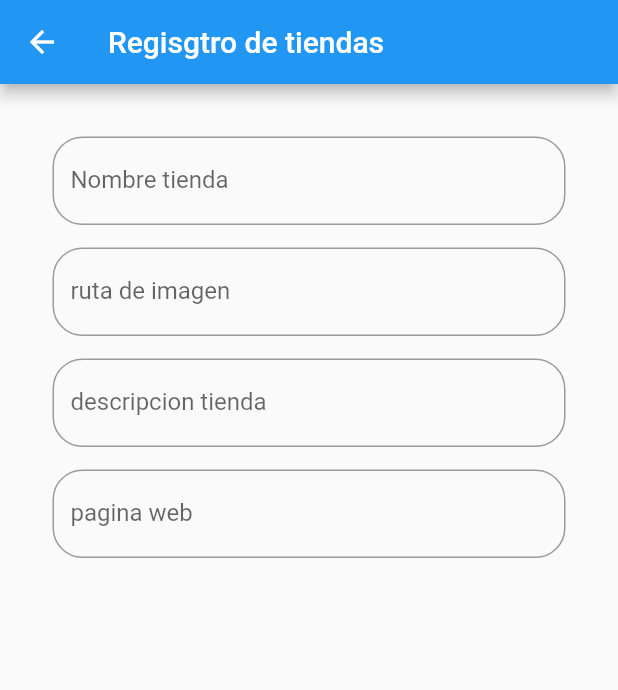
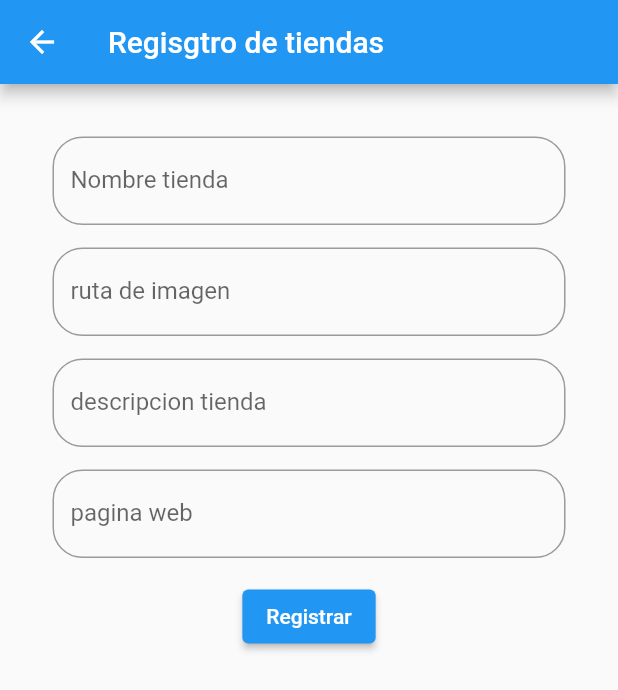
Before and after one commit to Leonardov7/AppFlutter_06, a Flutter app: the ShopRegister screen opened directly, on a phone screen of 412 x 824 dp. Shown: the top 690 px of the screen. Run offline on Flutter 3.47's test engine with Material 2 defaults, Android fonts, the phone set to English and light mode, and no system bars; our stand-ins replace cloud_firestore, firebase_core; accounts and stored records are empty.

Commit message:
corrección texto

```diff
--- a/lib/ShopRegister.dart
+++ b/lib/ShopRegister.dart
@@ -1,4 +1,5 @@
 import 'package:flutter/material.dart';
+import 'package:cloud_firestore/cloud_firestore.dart';
 
 class ShopRegister extends StatefulWidget {
   @override
@@ -7,6 +8,29 @@ class ShopRegister extends StatefulWidget {
 //
 class ShopRegisterApp extends State<ShopRegister> {
   @override
+  TextEditingController nombreTienda =TextEditingController();
+  TextEditingController rutaImagen=TextEditingController();
+  TextEditingController descr_tienda=TextEditingController();
+  TextEditingController webSite =TextEditingController();
+  final firebase=FirebaseFirestore.instance;
+
+  registrar() async{
+    try{
+      await firebase
+          .collection("Tiendas")
+          .doc()
+          .set({
+        "nombreTienda":nombreTienda.text,
+        "ruta":rutaImagen.text,
+        "descrip":descr_tienda.text,
+        "webSite":webSite.text
+      });
+    }
+    catch (e){
+      print(e);
+    }
+  }
+
   Widget build(BuildContext context) {
 
     ///++++++++++++++++++++++++++++
@@ -20,19 +44,23 @@ class ShopRegisterApp extends State<ShopRegister> {
           children: [
             Padding(
               padding: EdgeInsets.only(left:15,top: 15,right: 15,bottom: 0),
+              // NOMBRE TIENDA
               child: TextField(
+                  controller: nombreTienda,
                 decoration: InputDecoration(
                     labelText: "Nombre tienda",
                     hintText: "Digite nombre de la tienda",
                     border: OutlineInputBorder(
                         borderRadius: BorderRadius.circular(20)
-                    )
+                    ),
                 ),
               ),
             ),
             Padding(
               padding: EdgeInsets.only(left:15,top: 15,right: 15,bottom: 0),
+              // RUTA IMÁMGEN
               child: TextField(
+                controller: rutaImagen,
                 decoration: InputDecoration(
                     labelText: "ruta de imagen",
                     hintText: "Digite ruta de la imagen",
@@ -44,7 +72,9 @@ class ShopRegisterApp extends State<ShopRegister> {
             ),
             Padding(
               padding: EdgeInsets.only(left:15,top: 15,right: 15,bottom: 0),
+              // DESCRIPCIÓN TIENDA
               child: TextField(
+                controller: descr_tienda,
                 decoration: InputDecoration(
                     labelText: "descripcion tienda",
                     hintText: "Digite descripción de la tienda",
@@ -56,7 +86,9 @@ class ShopRegisterApp extends State<ShopRegister> {
             ),
             Padding(
               padding: EdgeInsets.only(left:15,top: 15,right: 15,bottom: 0),
+              // PÁGINA WEB
               child: TextField(
+                controller: webSite,
                 decoration: InputDecoration(
                     labelText: "pagina web",
                     hintText: "Digite pagina web de la tienda",
@@ -66,6 +98,20 @@ class ShopRegisterApp extends State<ShopRegister> {
                 ),
               ),
             ),
+            Padding(
+              padding: EdgeInsets.only(left:15,top: 15,right: 15,bottom: 0),
+              child: ElevatedButton(
+                onPressed: (){
+                  registrar();
+                  nombreTienda.clear();
+                  rutaImagen.clear();
+                  descr_tienda.clear();
+                  webSite.clear();
+
+                },
+                child: Text("Registrar"),
+              )
+            ),
           ],
         ),
       )
--- a/lib/main.dart
+++ b/lib/main.dart
@@ -91,7 +91,7 @@ class HomeStart extends State<Home> {
                     Navigator.push(
                         context, MaterialPageRoute(builder: (_) => ShopRegister()));
                   },
-                  child: Text('Registro tiendas'),
+                  child: Text('Registrar tienda'),
                 ),
               ),
             ],
```
